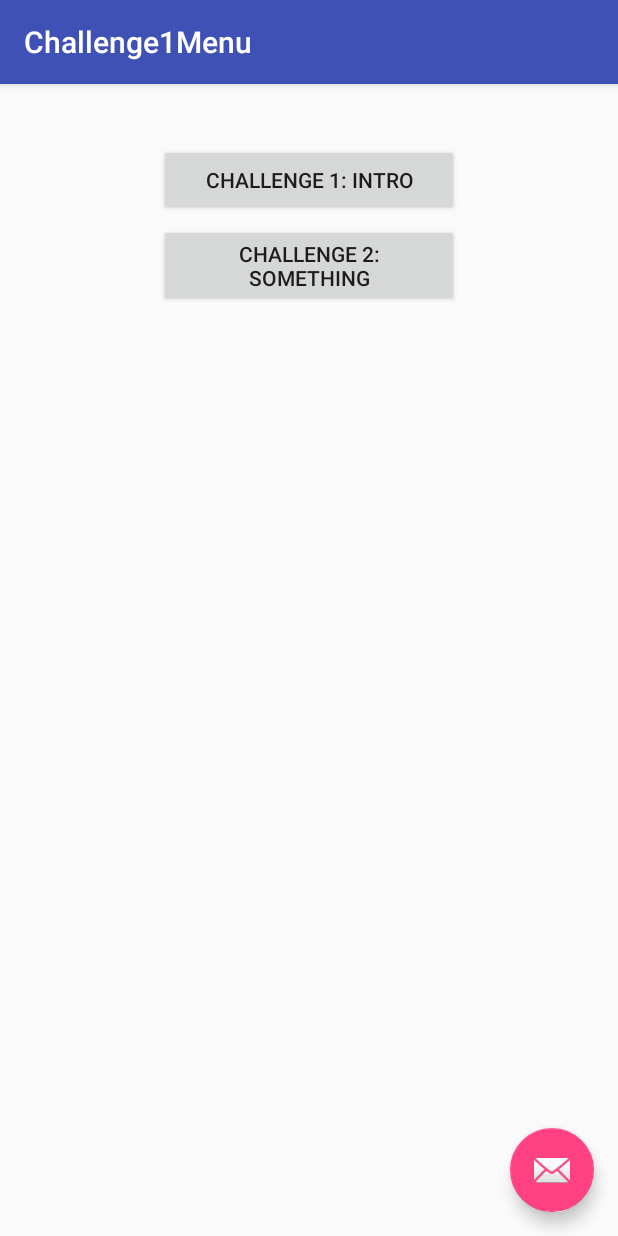
After one commit to lasharn/CryptoLearnerApp, an Android app: the CaesarMenu screen opened directly, with no data from a screen before it, on a phone screen of 412 x 824 dp. The commit adds this screen. Run offline under Robolectric (Android 15) with nearby library versions, the phone set to English and light mode, and no system bars.

Commit message:
Created basic menu screens

```diff
--- a/app/src/main/AndroidManifest.xml
+++ b/app/src/main/AndroidManifest.xml
@@ -18,6 +18,10 @@
                 <category android:name="android.intent.category.LAUNCHER" />
             </intent-filter>
         </activity>
+        <activity
+            android:name=".CaesarMenu"
+            android:label="@string/title_activity_challenge1_menu"
+            android:theme="@style/AppTheme.NoActionBar"></activity>
     </application>
 
 </manifest>
--- /dev/null
+++ b/app/src/main/java/com/cryptolearner/mobile/cryptolearner/CaesarMenu.java
@@ -0,0 +1,29 @@
+package com.cryptolearner.mobile.cryptolearner;
+
+import android.os.Bundle;
+import android.support.design.widget.FloatingActionButton;
+import android.support.design.widget.Snackbar;
+import android.support.v7.app.AppCompatActivity;
+import android.support.v7.widget.Toolbar;
+import android.view.View;
+
+public class CaesarMenu extends AppCompatActivity {
+
+    @Override
+    protected void onCreate(Bundle savedInstanceState) {
+        super.onCreate(savedInstanceState);
+        setContentView(R.layout.activity_caesar_menu);
+        Toolbar toolbar = (Toolbar) findViewById(R.id.toolbar);
+        setSupportActionBar(toolbar);
+
+        FloatingActionButton fab = (FloatingActionButton) findViewById(R.id.fab);
+        fab.setOnClickListener(new View.OnClickListener() {
+            @Override
+            public void onClick(View view) {
+                Snackbar.make(view, "Replace with your own action", Snackbar.LENGTH_LONG)
+                        .setAction("Action", null).show();
+            }
+        });
+    }
+
+}
--- a/app/src/main/java/com/cryptolearner/mobile/cryptolearner/MainActivity.java
+++ b/app/src/main/java/com/cryptolearner/mobile/cryptolearner/MainActivity.java
@@ -1,5 +1,6 @@
 package com.cryptolearner.mobile.cryptolearner;
 
+import android.content.Intent;
 import android.os.Bundle;
 import android.support.design.widget.FloatingActionButton;
 import android.support.design.widget.Snackbar;
@@ -49,4 +50,9 @@
 
         return super.onOptionsItemSelected(item);
     }
+
+    public void caesar(View view) {
+        Intent intent = new Intent(this, CaesarMenu.class);
+        startActivity(intent);
+    }
 }
--- /dev/null
+++ b/app/src/main/res/layout/activity_caesar_menu.xml
@@ -0,0 +1,34 @@
+<?xml version="1.0" encoding="utf-8"?>
+<android.support.design.widget.CoordinatorLayout xmlns:android="http://schemas.android.com/apk/res/android"
+    xmlns:app="http://schemas.android.com/apk/res-auto"
+    xmlns:tools="http://schemas.android.com/tools"
+    android:layout_width="match_parent"
+    android:layout_height="match_parent"
+    android:fitsSystemWindows="true"
+    tools:context=".CaesarMenu">
+
+    <android.support.design.widget.AppBarLayout
+        android:layout_width="match_parent"
+        android:layout_height="wrap_content"
+        android:theme="@style/AppTheme.AppBarOverlay">
+
+        <android.support.v7.widget.Toolbar
+            android:id="@+id/toolbar"
+            android:layout_width="match_parent"
+            android:layout_height="?attr/actionBarSize"
+            android:background="?attr/colorPrimary"
+            app:popupTheme="@style/AppTheme.PopupOverlay" />
+
+    </android.support.design.widget.AppBarLayout>
+
+    <include layout="@layout/content_caesar_menu" />
+
+    <android.support.design.widget.FloatingActionButton
+        android:id="@+id/fab"
+        android:layout_width="wrap_content"
+        android:layout_height="wrap_content"
+        android:layout_gravity="bottom|end"
+        android:layout_margin="@dimen/fab_margin"
+        android:src="@android:drawable/ic_dialog_email" />
+
+</android.support.design.widget.CoordinatorLayout>
--- /dev/null
+++ b/app/src/main/res/layout/content_caesar_menu.xml
@@ -0,0 +1,33 @@
+<?xml version="1.0" encoding="utf-8"?>
+<LinearLayout xmlns:android="http://schemas.android.com/apk/res/android"
+    xmlns:app="http://schemas.android.com/apk/res-auto"
+    xmlns:tools="http://schemas.android.com/tools"
+    android:orientation="vertical"
+    android:layout_width="match_parent"
+    android:layout_height="match_parent"
+    android:paddingBottom="@dimen/activity_vertical_margin"
+    android:paddingLeft="@dimen/activity_horizontal_margin"
+    android:paddingRight="@dimen/activity_horizontal_margin"
+    android:paddingTop="40dp"
+    app:layout_behavior="@string/appbar_scrolling_view_behavior"
+    tools:context=".CaesarMenu"
+    tools:showIn="@layout/activity_caesar_menu">
+
+    <Button
+        android:layout_width="wrap_content"
+        android:layout_height="wrap_content"
+        android:text="Challenge 1: Intro"
+        android:id="@+id/Challenge1Btn"
+        android:layout_gravity="center_horizontal"
+        android:width="200dp" />
+
+    <Button
+        android:layout_width="wrap_content"
+        android:layout_height="wrap_content"
+        android:text="Challenge 2: Something"
+        android:id="@+id/Challenge2Btn"
+        android:layout_gravity="center_horizontal"
+        android:layout_marginTop="5dp"
+        android:width="200dp" />
+
+</LinearLayout>
--- a/app/src/main/res/values/strings.xml
+++ b/app/src/main/res/values/strings.xml
@@ -1,4 +1,10 @@
 <resources>
     <string name="app_name">CryptoLearner</string>
     <string name="action_settings">Settings</string>
+
+    <string name="caeser_btn">Caesar Cipher</string>
+    <string name="substitution_btn">Substitution Cipher</string>
+    <string name="vigenere_btn">Vigenere Cipher</string>
+    <string name="about_btn">About</string>
+    <string name="title_activity_challenge1_menu">Challenge1Menu</string>
 </resources>
```
